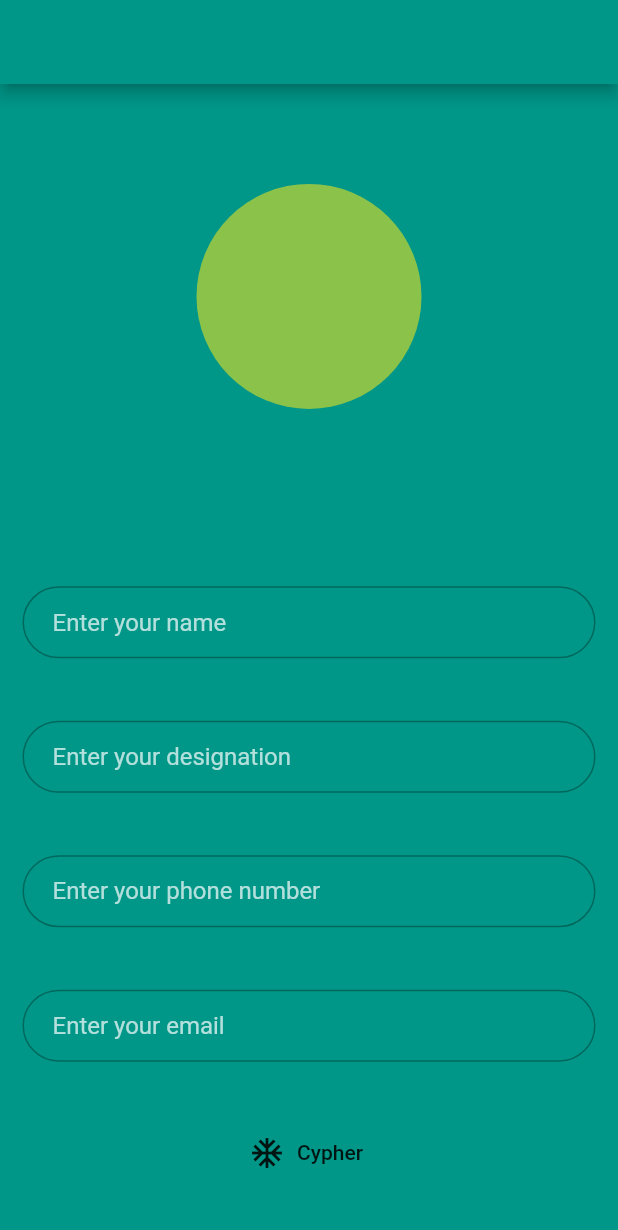
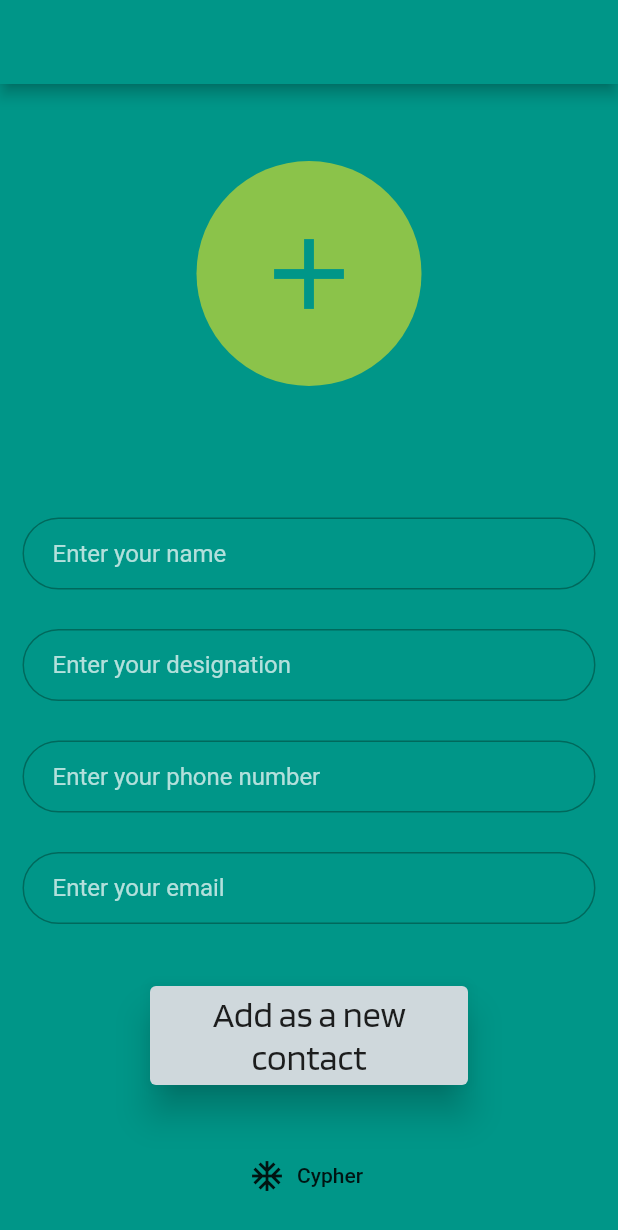
Before and after one commit to mathewvarghesemanu/Contacts-mate, a Flutter app: the screen it shows after launch, after a tap on "Add Contact", on a phone screen of 412 x 824 dp. Shown: the top 1230 px of the screen. Run offline on Flutter 3.47's test engine with Material 2 defaults, Android fonts, the phone set to English and light mode, and no system bars; our stand-ins replace contacts_service, image_picker, permission_handler, rflutter_alert.

Commit message:
Contacts added
Contacts saving Not implemented

```diff
--- a/lib/AddScreen.dart
+++ /dev/null
@@ -1,120 +0,0 @@
-import 'package:flutter/material.dart';
-import 'Current_user.dart';
-import 'package:business_card/HomeScreen.dart';
-import 'package:image_picker/image_picker.dart';
-
-var newvar;
-
-class AddScreen extends StatelessWidget {
-  final String id = 'AddScreen';
-
-  @override
-  Widget build(BuildContext context) {
-    return AddaScreen();
-  }
-}
-
-class AddaScreen extends StatefulWidget {
-  @override
-  _AddaScreenState createState() => _AddaScreenState();
-}
-
-class _AddaScreenState extends State<AddaScreen> {
-  final user = CurrentUser();
-  final newuser = NewUser();
-  @override
-  Widget build(BuildContext context) {
-    return MaterialApp(
-        home: Scaffold(
-      backgroundColor: Colors.teal,
-      appBar: AppBar(
-        backgroundColor: Colors.teal,
-      ),
-      body: SafeArea(
-        child: Column(
-          mainAxisAlignment: MainAxisAlignment.spaceEvenly,
-          crossAxisAlignment: CrossAxisAlignment.center,
-          children: <Widget>[
-            Padding(
-              padding: const EdgeInsets.all(35.0),
-              child: CircleAvatar(
-                radius: 75.0,
-                backgroundColor: Colors.lightGreen,
-              ),
-            ),
-            SizedBox(
-              height: 15,
-            ),
-            new textfields(newarg: 'name', newuser: newuser),
-            new textfields(newarg: 'designation', newuser: newuser),
-            new textfields(newarg: 'phone number', newuser: newuser),
-            new textfields(newarg: 'email', newuser: newuser),
-            FlatButton.icon(
-              onPressed: () {
-                print(newuser.name);
-              },
-              icon: Icon(
-                Icons.ac_unit,
-              ),
-              label: Text('Cypher'),
-            ),
-          ],
-        ),
-      ),
-    ));
-  }
-}
-
-class textfields extends StatefulWidget {
-  textfields({this.newarg, this.newuser});
-  final newarg;
-  NewUser newuser;
-  @override
-  _textfieldsState createState() => _textfieldsState();
-}
-
-class _textfieldsState extends State<textfields> {
-  @override
-  Widget build(BuildContext context) {
-    return Padding(
-      padding: const EdgeInsets.symmetric(horizontal: 15, vertical: 5),
-      child: TextField(
-        style: TextStyle(color: Colors.white),
-        onChanged: (value) {
-          switch (widget.newarg) {
-            case 'name':
-              widget.newuser.name = value;
-              break;
-            case 'designation':
-              widget.newuser.designation = value;
-              break;
-            case 'phone number':
-              widget.newuser.phone = value;
-              break;
-            case 'email':
-              widget.newuser.email = value;
-              break;
-          }
-        },
-        decoration: InputDecoration(
-          focusColor: Colors.white,
-          hintText: 'Enter your ' + widget.newarg,
-          hintStyle: TextStyle(color: Colors.white70),
-          contentPadding:
-              EdgeInsets.symmetric(vertical: 10.0, horizontal: 20.0),
-          border: OutlineInputBorder(
-            borderRadius: BorderRadius.all(Radius.circular(32.0)),
-          ),
-          enabledBorder: OutlineInputBorder(
-            borderSide: BorderSide(color: Colors.teal[800], width: 1.0),
-            borderRadius: BorderRadius.all(Radius.circular(32.0)),
-          ),
-          focusedBorder: OutlineInputBorder(
-            borderSide: BorderSide(color: Colors.teal[900], width: 2.0),
-            borderRadius: BorderRadius.all(Radius.circular(32.0)),
-          ),
-        ),
-      ),
-    );
-  }
-}
--- a/lib/Current_user.dart
+++ b/lib/Classes/Current_user.dart
@@ -9,6 +9,6 @@ class CurrentUser {
 class NewUser {
   String name;
   String designation;
-  String phone;
-  String email;
+  var phone;
+  var email;
 }
--- /dev/null
+++ b/lib/Classes/getimage.dart
@@ -0,0 +1,12 @@
+import 'package:image_picker/image_picker.dart';
+import 'package:permission_handler/permission_handler.dart';
+
+Future getImage() async {
+  var image = await ImagePicker.pickImage(source: ImageSource.camera);
+  return image;
+}
+
+checkContactsPermission() async {
+  Map<PermissionGroup, PermissionStatus> permissions =
+      await PermissionHandler().requestPermissions([PermissionGroup.contacts]);
+}
--- /dev/null
+++ b/lib/Reusable/ReusableWidgets.dart
@@ -0,0 +1,80 @@
+import 'package:flutter/material.dart';
+import 'package:business_card/Classes/Current_user.dart';
+
+class ApplyCard extends StatelessWidget {
+  ApplyCard({this.label});
+  final String label;
+  @override
+  Widget build(BuildContext context) {
+    return Card(
+      elevation: 10,
+      color: Colors.blueGrey[100],
+      margin: EdgeInsets.symmetric(vertical: 20, horizontal: 100),
+      child: ListTile(
+        title: Text(
+          label,
+          textAlign: TextAlign.center,
+          style: TextStyle(
+            fontFamily: 'Blinker',
+            color: Colors.black87,
+            fontSize: 24,
+          ),
+        ),
+      ),
+    );
+  }
+}
+
+class TextFields extends StatefulWidget {
+  TextFields({this.newarg, this.newuser});
+  final newarg;
+  final NewUser newuser;
+  @override
+  _TextFieldsState createState() => _TextFieldsState();
+}
+
+class _TextFieldsState extends State<TextFields> {
+  @override
+  Widget build(BuildContext context) {
+    return Padding(
+      padding: const EdgeInsets.symmetric(horizontal: 15, vertical: 5),
+      child: TextField(
+        style: TextStyle(color: Colors.white),
+        onChanged: (value) {
+          switch (widget.newarg) {
+            case 'name':
+              widget.newuser.name = value;
+              break;
+            case 'designation':
+              widget.newuser.designation = value;
+              break;
+            case 'phone number':
+              widget.newuser.phone = value;
+              break;
+            case 'email':
+              widget.newuser.email = value;
+              break;
+          }
+        },
+        decoration: InputDecoration(
+          focusColor: Colors.white,
+          hintText: 'Enter your ' + widget.newarg,
+          hintStyle: TextStyle(color: Colors.white70),
+          contentPadding:
+              EdgeInsets.symmetric(vertical: 10.0, horizontal: 20.0),
+          border: OutlineInputBorder(
+            borderRadius: BorderRadius.all(Radius.circular(32.0)),
+          ),
+          enabledBorder: OutlineInputBorder(
+            borderSide: BorderSide(color: Colors.teal[800], width: 1.0),
+            borderRadius: BorderRadius.all(Radius.circular(32.0)),
+          ),
+          focusedBorder: OutlineInputBorder(
+            borderSide: BorderSide(color: Colors.teal[900], width: 2.0),
+            borderRadius: BorderRadius.all(Radius.circular(32.0)),
+          ),
+        ),
+      ),
+    );
+  }
+}
--- /dev/null
+++ b/lib/Screens/AddScreen.dart
@@ -0,0 +1,94 @@
+import 'package:business_card/Classes/Current_user.dart' as prefix0;
+import 'package:business_card/Classes/getimage.dart';
+import 'package:flutter/material.dart';
+import '../Classes/Current_user.dart';
+import 'package:business_card/Reusable/ReusableWidgets.dart';
+import 'package:contacts_service/contacts_service.dart';
+
+var newvar;
+
+class AddScreen extends StatelessWidget {
+  final String id = 'AddScreen';
+
+  @override
+  Widget build(BuildContext context) {
+    return AddaScreen();
+  }
+}
+
+class AddaScreen extends StatefulWidget {
+  @override
+  _AddaScreenState createState() => _AddaScreenState();
+}
+
+class _AddaScreenState extends State<AddaScreen> {
+  final user = CurrentUser();
+  final newuser = NewUser();
+  @override
+  Widget build(BuildContext context) {
+    return MaterialApp(
+        home: Scaffold(
+      backgroundColor: Colors.teal,
+      appBar: AppBar(
+        backgroundColor: Colors.teal,
+      ),
+      body: SafeArea(
+        child: Column(
+          mainAxisAlignment: MainAxisAlignment.spaceEvenly,
+          crossAxisAlignment: CrossAxisAlignment.center,
+          children: <Widget>[
+            Padding(
+              padding: const EdgeInsets.all(35.0),
+              child: CircleAvatar(
+                child: Icon(
+                  Icons.add,
+                  size: 80,
+                  color: Colors.teal,
+                ),
+                radius: 75.0,
+                backgroundColor: Colors.lightGreen,
+              ),
+            ),
+            SizedBox(
+              height: 15,
+            ),
+            new TextFields(newarg: 'name', newuser: newuser),
+            new TextFields(newarg: 'designation', newuser: newuser),
+            new TextFields(newarg: 'phone number', newuser: newuser),
+            new TextFields(newarg: 'email', newuser: newuser),
+            GestureDetector(
+              onTap: () async {
+                Item phone = Item(label: 'Work', value: newuser.phone);
+                Item email = Item(label: 'Work', value: newuser.email);
+
+                await checkContactsPermission();
+                try {
+                  var newContact = Contact(
+                    givenName: newuser.name[0],
+                    phones: [phone],
+                    emails: [email],
+                  );
+
+                  await ContactsService.addContact(newContact);
+                  print(newContact.phones);
+                } catch (e) {
+                  print('error*********assas');
+                }
+              },
+              child: ApplyCard(
+                label: 'Add as a new contact',
+              ),
+            ),
+            FlatButton.icon(
+              onPressed: () {},
+              icon: Icon(
+                Icons.ac_unit,
+              ),
+              label: Text('Cypher'),
+            ),
+          ],
+        ),
+      ),
+    ));
+  }
+}
--- a/lib/HomeScreen.dart
+++ b/lib/Screens/HomeScreen.dart
@@ -1,7 +1,8 @@
-import 'package:business_card/AddScreen.dart';
+import 'package:business_card/Screens/AddScreen.dart';
 import 'package:flutter/material.dart';
-import 'Current_user.dart';
+import '../Classes/Current_user.dart';
 import 'package:rflutter_alert/rflutter_alert.dart';
+import 'package:business_card/Reusable/ReusableWidgets.dart';
 
 class HomeScreen extends StatefulWidget {
   final id = 'HomeScreen';
@@ -103,22 +104,7 @@ class _HomeScreenState extends State<HomeScreen> {
                   Navigator.pushNamed(context, AddScreen().id);
                 });
               },
-              child: Card(
-                elevation: 10,
-                color: Colors.blueGrey[100],
-                margin: EdgeInsets.symmetric(vertical: 20, horizontal: 100),
-                child: ListTile(
-                  title: Text(
-                    'Add Contact',
-                    textAlign: TextAlign.center,
-                    style: TextStyle(
-                      fontFamily: 'Blinker',
-                      color: Colors.black87,
-                      fontSize: 24,
-                    ),
-                  ),
-                ),
-              ),
+              child: new ApplyCard(label: 'Add Contact'),
             ),
             FlatButton.icon(
               onPressed: () {
--- a/lib/getimage.dart
+++ /dev/null
@@ -1,7 +0,0 @@
-import 'package:flutter/material.dart';
-import 'package:image_picker/image_picker.dart';
-
-Future getImage() async {
-  var image = await ImagePicker.pickImage(source: ImageSource.camera);
-  return image;
-}
--- a/lib/main.dart
+++ b/lib/main.dart
@@ -1,7 +1,7 @@
 import 'package:flutter/material.dart';
 import 'package:flutter/services.dart';
-import 'package:business_card/HomeScreen.dart';
-import 'package:business_card/AddScreen.dart';
+import 'package:business_card/Screens/HomeScreen.dart';
+import 'package:business_card/Screens/AddScreen.dart';
 
 void main() {
   SystemChrome.setPreferredOrientations([DeviceOrientation.portraitUp]);
--- a/pubspec.yaml
+++ b/pubspec.yaml
@@ -21,6 +21,8 @@ dependencies:
     sdk: flutter
   image_picker: ^0.6.1+4
   rflutter_alert: ^1.0.3
+  contacts_service: ^0.3.1
+  permission_handler: ^3.2.2
   # The following adds the Cupertino Icons font to your application.
   # Use with the CupertinoIcons class for iOS style icons.
   cupertino_icons: ^0.1.2
```
Also changed, not shown: pubspec.lock, 3 other files.
